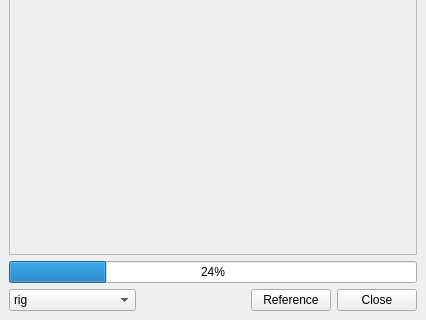
Qt form ui/main.ui (iceanimations/addAssets) before a commit; both pictures show x 0 to 426 and y 296 to 616 of the 426 by 616 pixel window.
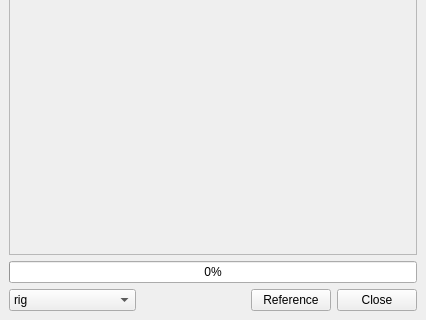
The same form after that commit.

Commit message: disabled items added for missing contexts

The edit to the form file:
```diff
--- a/ui/main.ui
+++ b/ui/main.ui
@@ -111,7 +111,7 @@
     <item>
      <widget class="QProgressBar" name="progressBar">
       <property name="value">
-       <number>24</number>
+       <number>0</number>
       </property>
      </widget>
     </item>
```
Left out of the diff: 3 changed lines with no effect on the pictures. The commit also changes 2 other files.
